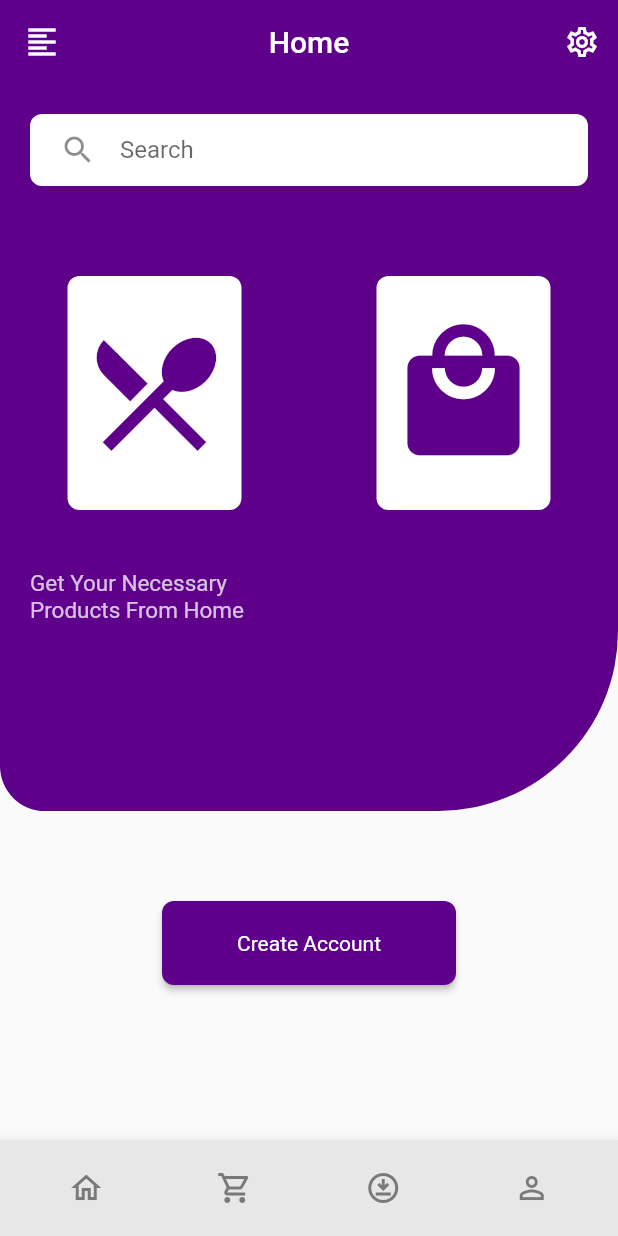
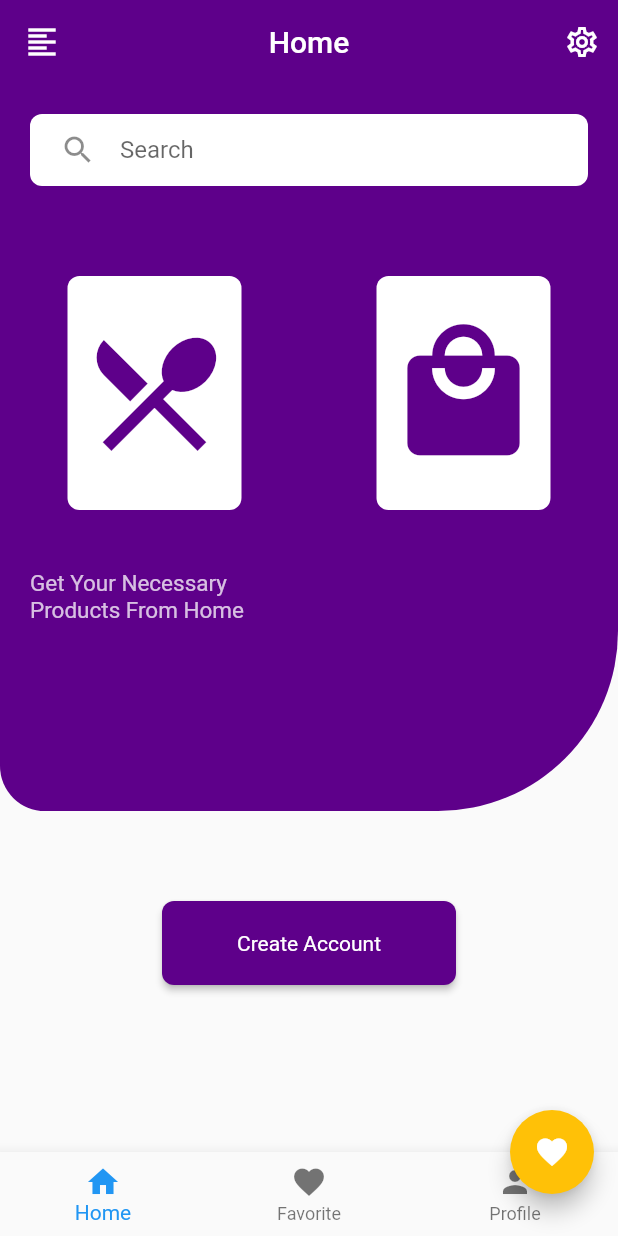
Before and after one commit to agnilondapakou/app_design, a Flutter app: the MainPage screen opened directly, on a phone screen of 412 x 824 dp. Run offline on Flutter 3.47's test engine with Material 2 defaults, Android fonts, the phone set to English and light mode, and no system bars.

Commit message:
design second page

```diff
--- a/lib/main.dart
+++ b/lib/main.dart
@@ -1,4 +1,5 @@
 import 'package:flutter/material.dart';
+import 'package:untitled1/accueil.dart';
 import 'package:untitled1/main_page.dart';
 
 void main() {
@@ -15,7 +16,7 @@ class MyApp extends StatelessWidget {
       debugShowCheckedModeBanner: false,
       title: 'Flutter Demo',
       theme: ThemeData(),
-      home: const MainPage(),
+      home: const Accueil(),
     );
   }
 }
--- a/lib/main_page.dart
+++ b/lib/main_page.dart
@@ -1,6 +1,4 @@
 import 'package:flutter/material.dart';
-import 'package:flutter/src/widgets/container.dart';
-import 'package:flutter/src/widgets/framework.dart';
 
 class MainPage extends StatefulWidget {
   const MainPage({super.key});
@@ -41,36 +39,29 @@ class _MainPageState extends State<MainPage> {
           child: Text('Drawer'),
         ),
       ),
-      bottomNavigationBar: BottomAppBar(
-        color: Color.fromARGB(255, 231, 231, 231),
-        child: Padding(
-          padding: const EdgeInsets.all(8.0),
-          child: Row(
-            mainAxisAlignment: MainAxisAlignment.spaceAround,
-            children: [
-              IconButton(
-                icon: const Icon(Icons.home_outlined),
-                color: Color.fromARGB(255, 121, 121, 121),
-                onPressed: () {},
-              ),
-              IconButton(
-                icon: const Icon(Icons.shopping_cart_outlined),
-                color: Color.fromARGB(255, 121, 121, 121),
-                onPressed: () {},
-              ),
-              IconButton(
-                icon: const Icon(Icons.download_for_offline_outlined),
-                color: Color.fromARGB(255, 121, 121, 121),
-                onPressed: () {},
-              ),
-              IconButton(
-                icon: const Icon(Icons.person_outline),
-                color: Color.fromARGB(255, 121, 121, 121),
-                onPressed: () {},
-              ),
-            ],
+      bottomNavigationBar: BottomNavigationBar(
+        // ignore: prefer_const_literals_to_create_immutables
+
+        items: [
+          const BottomNavigationBarItem(
+            icon: Icon(Icons.home),
+            label: 'Home',
           ),
-        ),
+          const BottomNavigationBarItem(
+            icon: Icon(Icons.favorite),
+            label: 'Favorite',
+          ),
+          const BottomNavigationBarItem(
+            icon: Icon(Icons.person),
+            label: 'Profile',
+          ),
+        ],
+      ),
+      floatingActionButtonLocation: FloatingActionButtonLocation.endDocked,
+      floatingActionButton: FloatingActionButton(
+        onPressed: () => {},
+        backgroundColor: Colors.amber,
+        child: Icon(Icons.favorite),
       ),
       body: Column(
         children: [
```
Also changed, not shown: lib/products_page.dart (+119 -2 lines).
